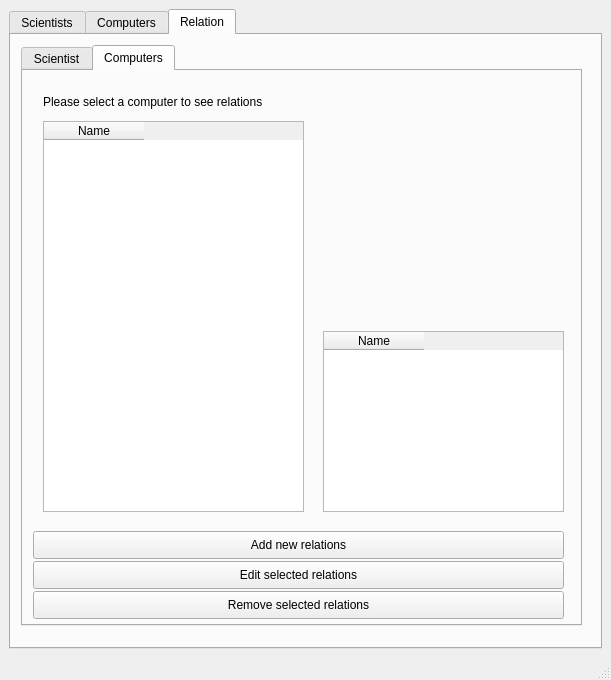
This is Verklegt/mainmenu.ui in disaerna/T-113-VLN1 as Qt 5 draws it before an edit. The edited form follows.
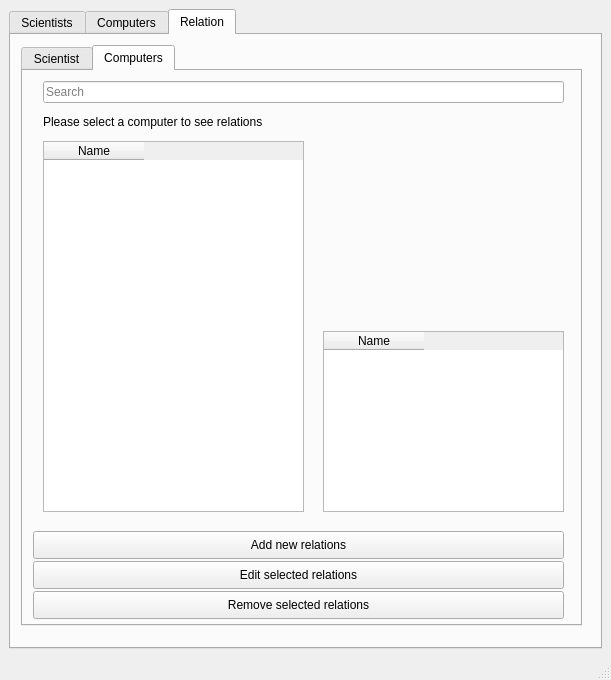
This is the edited form.

Diff of the .ui file:
```diff
--- a/Verklegt/mainmenu.ui
+++ b/Verklegt/mainmenu.ui
@@ -466,7 +466,7 @@
           <property name="geometry">
            <rect>
             <x>20</x>
-            <y>20</y>
+            <y>40</y>
             <width>251</width>
             <height>21</height>
            </rect>
@@ -479,9 +479,9 @@
           <property name="geometry">
            <rect>
             <x>20</x>
-            <y>50</y>
+            <y>70</y>
             <width>261</width>
-            <height>391</height>
+            <height>371</height>
            </rect>
           </property>
           <column>
@@ -557,6 +557,19 @@
            <string>Remove selected relations</string>
           </property>
          </widget>
+         <widget class="QLineEdit" name="RelationCompSearch">
+          <property name="geometry">
+           <rect>
+            <x>20</x>
+            <y>10</y>
+            <width>521</width>
+            <height>22</height>
+           </rect>
+          </property>
+          <property name="placeholderText">
+           <string>Search</string>
+          </property>
+         </widget>
         </widget>
        </widget>
       </widget>
```
Left out of the diff: 19 changed lines with no effect on the pictures.
